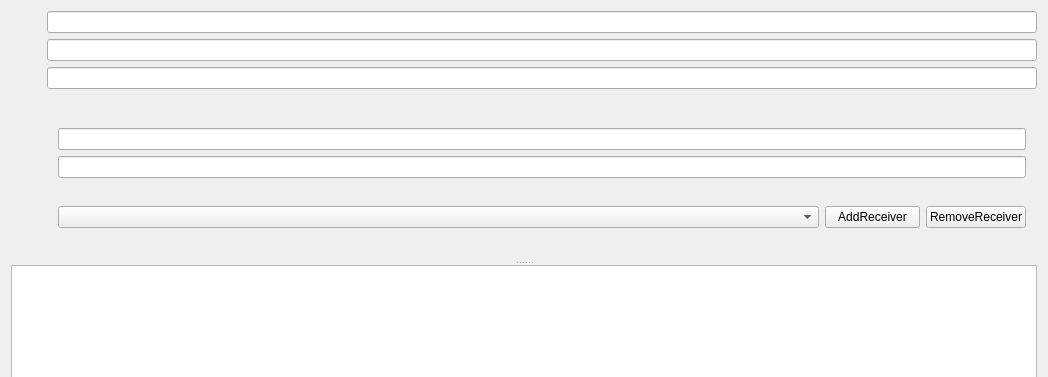
Old version of the form Delivery Record/configure.ui in the repository pengjianaixue/Delivery-Record; both pictures show x 0 to 1048 and y 0 to 377 of the 1048 by 631 pixel window.
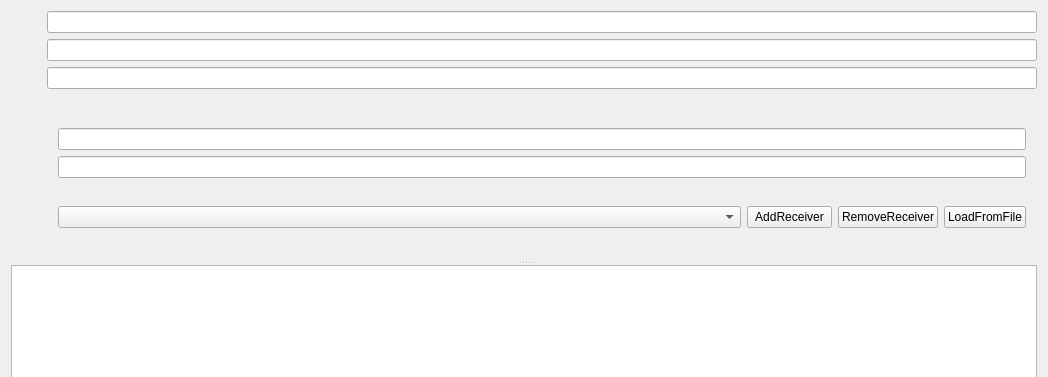
New version of the form. Icons and pictures are not drawn.

Diff of the .ui file:
```diff
--- a/Delivery Record/configure.ui
+++ b/Delivery Record/configure.ui
@@ -164,7 +164,7 @@
           </layout>
          </item>
          <item>
-          <layout class="QHBoxLayout" name="horizontalLayout_5" stretch="8,1,1">
+          <layout class="QHBoxLayout" name="horizontalLayout_5" stretch="8,1,1,0">
            <item>
             <widget class="QComboBox" name="comboBox_emailrecviers">
              <property name="sizePolicy">
@@ -215,6 +215,26 @@
              </property>
             </widget>
            </item>
+           <item>
+            <widget class="QPushButton" name="pushButton_Loadfromfile">
+             <property name="sizePolicy">
+              <sizepolicy hsizetype="Preferred" vsizetype="Fixed">
+               <horstretch>0</horstretch>
+               <verstretch>0</verstretch>
+              </sizepolicy>
+             </property>
+             <property name="styleSheet">
+              <string notr="true"/>
+             </property>
+             <property name="text">
+              <string>LoadFromFile</string>
+             </property>
+             <property name="icon">
+              <iconset resource="deliveryrecord.qrc">
+               <normaloff>:/DeliveryRecord/Resources/load.png</normaloff>:/DeliveryRecord/Resources/load.png</iconset>
+             </property>
+            </widget>
+           </item>
           </layout>
          </item>
         </layout>
```
